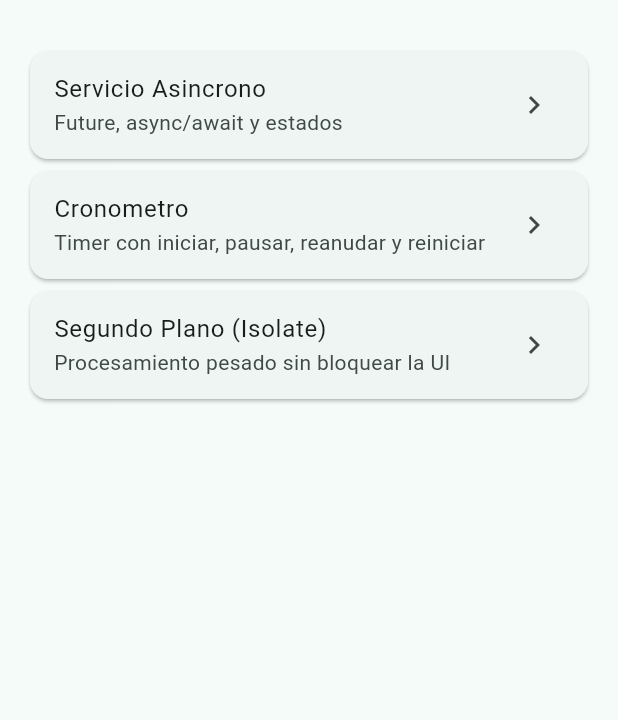
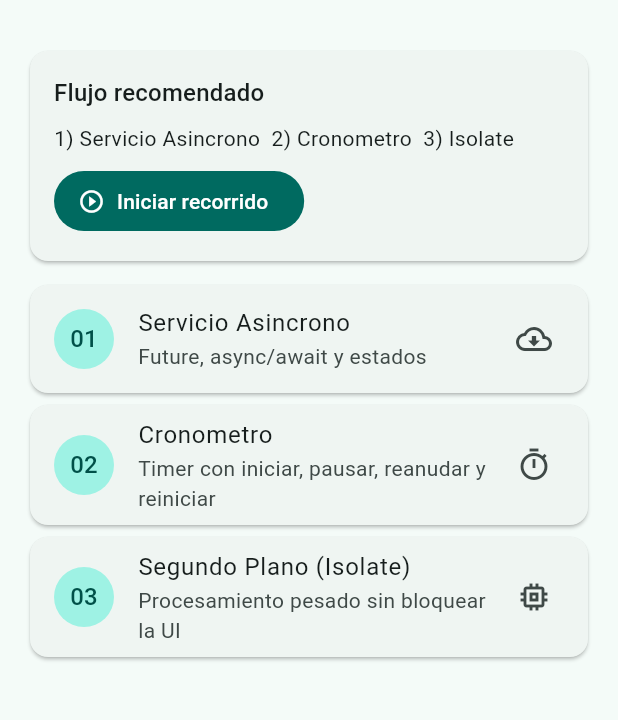
Before and after one commit to Moon345x/Taller-3-Asincronia, a Flutter app: the screen it shows after launch, on a phone screen of 412 x 824 dp, the part 63-783 px from its top. Run offline on Flutter 3.47's test engine with Material 3 defaults, Android fonts, the phone set to English and light mode, and no system bars.

Commit message:
feat(app): integración de módulos del taller en flujo único

```diff
--- a/taller_asincronia/lib/views/home/taller_home_view.dart
+++ b/taller_asincronia/lib/views/home/taller_home_view.dart
@@ -1,4 +1,7 @@
 import 'package:flutter/material.dart';
+import 'package:taller_asincronia/views/async/async_demo_view.dart';
+import 'package:taller_asincronia/views/isolate/isolate_demo_view.dart';
+import 'package:taller_asincronia/views/timer/timer_demo_view.dart';
 
 class TallerHomeView extends StatelessWidget {
   const TallerHomeView({super.key});
@@ -12,20 +15,52 @@ class TallerHomeView extends StatelessWidget {
       body: ListView(
         padding: const EdgeInsets.all(16),
         children: [
+          Card(
+            child: Padding(
+              padding: const EdgeInsets.all(16),
+              child: Column(
+                crossAxisAlignment: CrossAxisAlignment.start,
+                children: [
+                  Text(
+                    'Flujo recomendado',
+                    style: Theme.of(context).textTheme.titleMedium,
+                  ),
+                  const SizedBox(height: 8),
+                  const Text(
+                    '1) Servicio Asincrono  2) Cronometro  3) Isolate',
+                  ),
+                  const SizedBox(height: 8),
+                  FilledButton.icon(
+                    onPressed: () =>
+                        Navigator.pushNamed(context, AsyncDemoView.routeName),
+                    icon: const Icon(Icons.play_circle_outline),
+                    label: const Text('Iniciar recorrido'),
+                  ),
+                ],
+              ),
+            ),
+          ),
+          const SizedBox(height: 8),
           _ModuleTile(
+            order: '01',
             title: 'Servicio Asincrono',
             subtitle: 'Future, async/await y estados',
-            routeName: '/async',
+            routeName: AsyncDemoView.routeName,
+            icon: Icons.cloud_download_outlined,
           ),
           _ModuleTile(
+            order: '02',
             title: 'Cronometro',
             subtitle: 'Timer con iniciar, pausar, reanudar y reiniciar',
-            routeName: '/timer',
+            routeName: TimerDemoView.routeName,
+            icon: Icons.timer_outlined,
           ),
           _ModuleTile(
+            order: '03',
             title: 'Segundo Plano (Isolate)',
             subtitle: 'Procesamiento pesado sin bloquear la UI',
-            routeName: '/isolate',
+            routeName: IsolateDemoView.routeName,
+            icon: Icons.memory_outlined,
           ),
         ],
       ),
@@ -35,22 +70,27 @@ class TallerHomeView extends StatelessWidget {
 
 class _ModuleTile extends StatelessWidget {
   const _ModuleTile({
+    required this.order,
     required this.title,
     required this.subtitle,
     required this.routeName,
+    required this.icon,
   });
 
+  final String order;
   final String title;
   final String subtitle;
   final String routeName;
+  final IconData icon;
 
   @override
   Widget build(BuildContext context) {
     return Card(
       child: ListTile(
+        leading: CircleAvatar(child: Text(order)),
         title: Text(title),
         subtitle: Text(subtitle),
-        trailing: const Icon(Icons.chevron_right),
+        trailing: Icon(icon),
         onTap: () => Navigator.pushNamed(context, routeName),
       ),
     );
```
